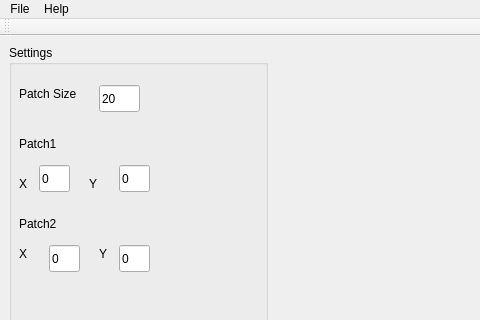
Old version of the form Form.ui in the repository daviddoria/InteractivePatchComparison; both pictures show x 0 to 480 and y 0 to 320 of the 800 by 841 pixel window.
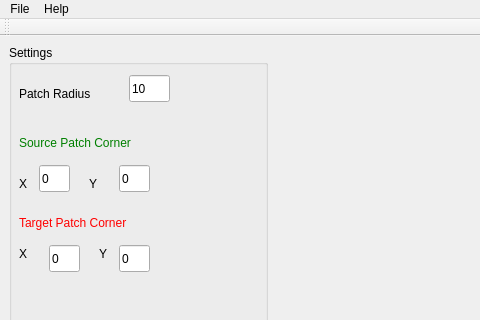
New version of the form. Custom widgets are drawn as their Qt base class.

Commit message: Snap to grid. No interpolation. Rename Patch1 to SourcePatch and Patch2 to TargetPatch.

```diff
--- a/Form.ui
+++ b/Form.ui
@@ -29,19 +29,19 @@
             <rect>
              <x>10</x>
              <y>40</y>
-             <width>67</width>
+             <width>91</width>
              <height>17</height>
             </rect>
            </property>
            <property name="text">
-            <string>Patch Size</string>
+            <string>Patch Radius</string>
            </property>
           </widget>
           <widget class="QLineEdit" name="txtPatchSize">
            <property name="geometry">
             <rect>
-             <x>90</x>
-             <y>40</y>
+             <x>120</x>
+             <y>30</y>
              <width>41</width>
              <height>27</height>
             </rect>
@@ -50,7 +50,7 @@
             <string>Sets the width/height of a square patch</string>
            </property>
            <property name="text">
-            <string>20</string>
+            <string>10</string>
            </property>
           </widget>
           <widget class="QLineEdit" name="txtPatch1X">
@@ -84,12 +84,12 @@
             <rect>
              <x>10</x>
              <y>90</y>
-             <width>67</width>
+             <width>161</width>
              <height>17</height>
             </rect>
            </property>
            <property name="text">
-            <string>Patch1</string>
+            <string>&lt;font color=&quot;green&quot;&gt;Source Patch Corner&lt;/font&gt;</string>
            </property>
           </widget>
           <widget class="QLabel" name="label_3">
@@ -97,12 +97,12 @@
             <rect>
              <x>10</x>
              <y>170</y>
-             <width>67</width>
+             <width>161</width>
              <height>17</height>
             </rect>
            </property>
            <property name="text">
-            <string>Patch2</string>
+            <string>&lt;font color=&quot;red&quot;&gt;Target Patch Corner&lt;/font&gt;</string>
            </property>
           </widget>
           <widget class="QLineEdit" name="txtPatch2X">
```
Left out of the diff: 10 changed lines with no effect on the pictures. The commit also changes 15 other files.
